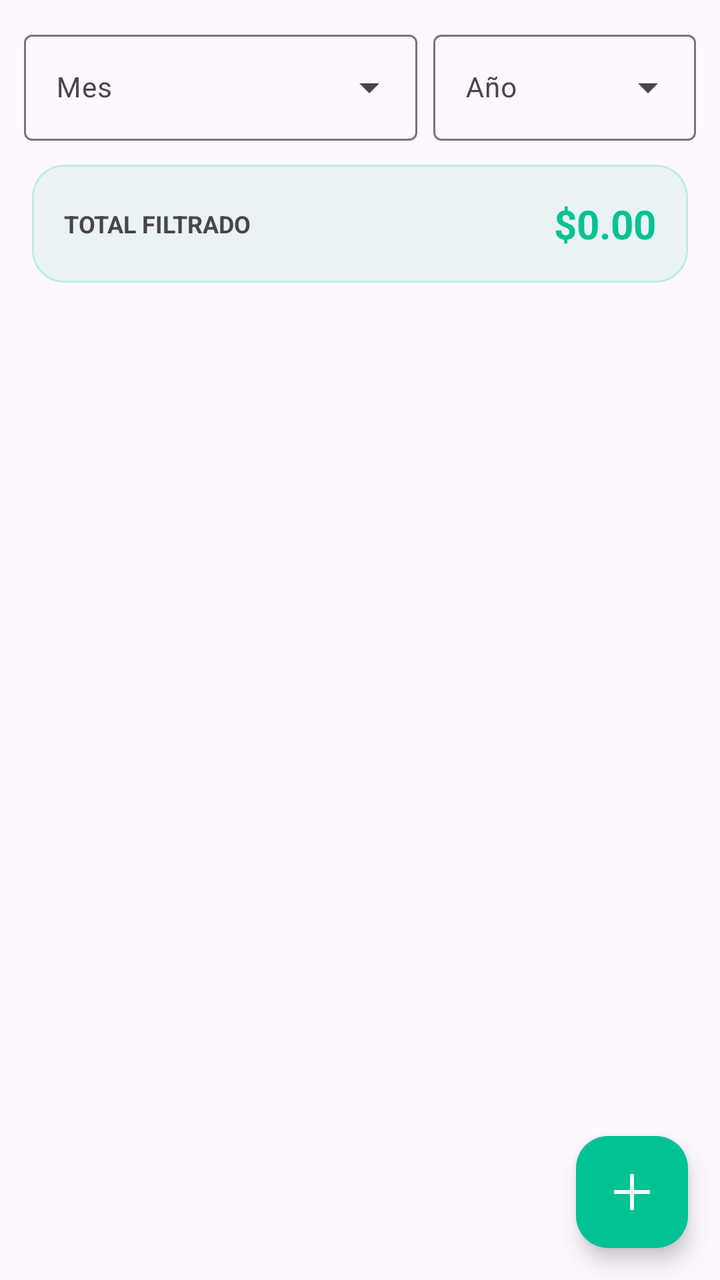
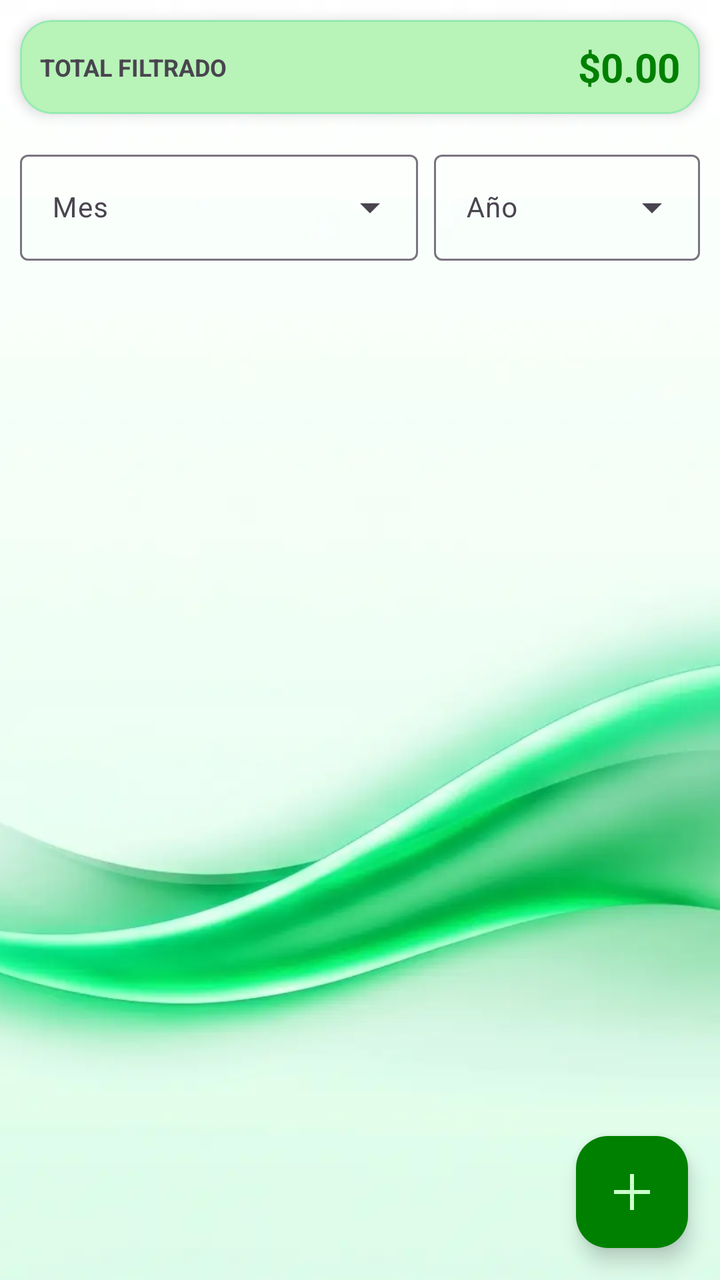

Two renders of the same Android screen: before a commit and after it. Below are the layout's source before the change and the commit's diff.
<!-- AndroidManifest.xml: application theme Theme.MyLittleFinanControl -->
<!-- res/layout/fragment_movimiento.xml -->
<?xml version="1.0" encoding="utf-8"?>
<RelativeLayout xmlns:android="http://schemas.android.com/apk/res/android"
    xmlns:app="http://schemas.android.com/apk/res-auto"
    xmlns:tools="http://schemas.android.com/tools"
    android:layout_width="match_parent"
    android:layout_height="match_parent"
    android:background="?android:attr/colorBackground"
    tools:context=".Fragmentos.FragmentMovimiento">

    
    <LinearLayout
        android:id="@+id/ll_filtros"
        android:layout_width="match_parent"
        android:layout_height="wrap_content"
        android:orientation="horizontal"
        android:padding="12dp"
        android:gravity="center_vertical">

        <com.google.android.material.textfield.TextInputLayout
            style="@style/Widget.Material3.TextInputLayout.OutlinedBox.ExposedDropdownMenu"
            android:layout_width="0dp"
            android:layout_height="wrap_content"
            android:layout_weight="1.5"
            android:layout_marginEnd="8dp"
            android:hint="Mes">
            <AutoCompleteTextView
                android:id="@+id/auto_mes"
                android:layout_width="match_parent"
                android:layout_height="wrap_content"
                android:inputType="none"
                android:textSize="14sp" />
        </com.google.android.material.textfield.TextInputLayout>

        <com.google.android.material.textfield.TextInputLayout
            style="@style/Widget.Material3.TextInputLayout.OutlinedBox.ExposedDropdownMenu"
            android:layout_width="0dp"
            android:layout_height="wrap_content"
            android:layout_weight="1"
            android:hint="Año">
            <AutoCompleteTextView
                android:id="@+id/auto_anio"
                android:layout_width="match_parent"
                android:layout_height="wrap_content"
                android:inputType="none"
                android:textSize="14sp" />
        </com.google.android.material.textfield.TextInputLayout>
    </LinearLayout>

    
    <com.google.android.material.card.MaterialCardView
        android:id="@+id/cv_resumen_mov"
        android:layout_width="match_parent"
        android:layout_height="wrap_content"
        android:layout_below="@id/ll_filtros"
        android:layout_marginHorizontal="16dp"
        android:layout_marginBottom="8dp"
        app:cardCornerRadius="16dp"
        app:cardElevation="0dp"
        app:cardBackgroundColor="#1500C292"
        app:strokeWidth="1dp"
        app:strokeColor="#3000C292">

        <LinearLayout
            android:layout_width="match_parent"
            android:layout_height="wrap_content"
            android:orientation="horizontal"
            android:padding="16dp"
            android:gravity="center_vertical">

            <TextView
                android:layout_width="0dp"
                android:layout_height="wrap_content"
                android:layout_weight="1"
                android:text="TOTAL FILTRADO"
                android:textSize="12sp"
                android:textColor="?attr/colorOnSurfaceVariant"
                android:textStyle="bold" />

            <TextView
                android:id="@+id/tv_total_mov_monto"
                android:layout_width="wrap_content"
                android:layout_height="wrap_content"
                android:text="$0.00"
                android:textSize="20sp"
                android:textColor="@color/primary"
                android:textStyle="bold"/>
        </LinearLayout>
    </com.google.android.material.card.MaterialCardView>

    
    <androidx.recyclerview.widget.RecyclerView
        android:id="@+id/notasRv"
        android:layout_width="match_parent"
        android:layout_height="match_parent"
        android:layout_below="@id/cv_resumen_mov"
        android:clipToPadding="false"
        android:paddingBottom="80dp"
        tools:listitem="@layout/item_movimiento" />

    
    <com.google.android.material.floatingactionbutton.FloatingActionButton
        android:id="@+id/FABAgregarNota"
        android:layout_width="wrap_content"
        android:layout_height="wrap_content"
        android:layout_alignParentEnd="true"
        android:layout_alignParentBottom="true"
        android:layout_margin="16dp"
        android:src="@drawable/ic_add"
        app:backgroundTint="@color/primary"
        app:tint="@color/white" />

</RelativeLayout>
<!-- res/layout/item_movimiento.xml (included above) -->
<?xml version="1.0" encoding="utf-8"?>
<com.google.android.material.card.MaterialCardView
    xmlns:android="http://schemas.android.com/apk/res/android"
    android:layout_width="match_parent"
    android:layout_height="wrap_content"
    xmlns:app="http://schemas.android.com/apk/res-auto"
    app:cardCornerRadius="8dp"
    app:cardElevation="4dp"
    app:cardUseCompatPadding="true">

    <androidx.appcompat.widget.LinearLayoutCompat
        android:layout_width="match_parent"
        android:layout_height="wrap_content"
        android:orientation="vertical"
        android:padding="15dp">

        <RelativeLayout
            android:layout_width="match_parent"
            android:layout_height="wrap_content"
            android:orientation="horizontal"
            android:layout_marginTop="10dp">

            <TextView
                android:id="@+id/item_descripcion"
                android:text="@string/item_descripcion"
                android:textStyle="bold"
                android:layout_marginBottom="10dp"
                android:layout_width="wrap_content"
                android:layout_height="wrap_content"/>

            <ImageView
                android:id="@+id/ivActualizar"
                android:layout_alignParentEnd="true"
                android:src="@drawable/ic_edit"
                app:tint="@color/secondary"
                android:layout_marginEnd="40dp"
                android:layout_width="25dp"
                android:layout_height="25dp"/>

            <ImageView
                android:id="@+id/ivEliminarMov"
                android:layout_alignParentEnd="true"
                android:src="@drawable/ic_delete"
                android:layout_marginEnd="10dp"
                app:tint="@color/secondary"
                android:layout_width="25dp"
                android:layout_height="25dp" />

        </RelativeLayout>

        <TextView
            android:id="@+id/item_valor"
            android:text="@string/item_valor"
            android:textStyle="bold"
            android:layout_marginBottom="10dp"
            android:layout_width="wrap_content"
            android:layout_height="wrap_content"
            android:textColor="@color/primary"/>

        <TextView
            android:id="@+id/item_tipo"
            android:text="@string/item_tipo"
            android:textStyle="bold"
            android:layout_width="wrap_content"
            android:layout_height="wrap_content"
            android:textColor="@color/primary"/>

    </androidx.appcompat.widget.LinearLayoutCompat>

</com.google.android.material.card.MaterialCardView>
<!-- resources referenced by this layout -->
<resources>
  <color name="primary">#00C292</color>
  <color name="secondary">#3A4750</color>
  <color name="white">#FFFFFFFF</color>
  <!-- drawable ic_add (drawable) -->
  <vector xmlns:android="http://schemas.android.com/apk/res/android" android:autoMirrored="true" android:height="24dp" android:tint="#1F4F98" android:viewportHeight="960" android:viewportWidth="960" android:width="24dp">
        
      <path android:fillColor="@android:color/white" android:pathData="M440,840L440,520L120,520L120,440L440,440L440,120L520,120L520,440L840,440L840,520L520,520L520,840L440,840Z"/>
      
  </vector>
  <!-- drawable ic_delete (drawable) -->
  <vector xmlns:android="http://schemas.android.com/apk/res/android" android:autoMirrored="true" android:height="24dp" android:tint="#1F4F98" android:viewportHeight="24" android:viewportWidth="24" android:width="24dp">
        
      <path android:fillColor="@android:color/white" android:pathData="M6,19c0,1.1 0.9,2 2,2h8c1.1,0 2,-0.9 2,-2V7H6v12zM19,4h-3.5l-1,-1h-5l-1,1H5v2h14V4z"/>
      
  </vector>
  <!-- drawable ic_edit (drawable) -->
  <vector xmlns:android="http://schemas.android.com/apk/res/android" android:autoMirrored="true" android:height="24dp" android:tint="#1F4F98" android:viewportHeight="24" android:viewportWidth="24" android:width="24dp">
        
      <path android:fillColor="@android:color/white" android:pathData="M3,17.25V21h3.75L17.81,9.94l-3.75,-3.75L3,17.25zM20.71,7.04c0.39,-0.39 0.39,-1.02 0,-1.41l-2.34,-2.34c-0.39,-0.39 -1.02,-0.39 -1.41,0l-1.83,1.83 3.75,3.75 1.83,-1.83z"/>
      
  </vector>
  <string name="item_descripcion">Descripcion</string>
  <string name="item_tipo">Tipo de registro</string>
  <string name="item_valor">Valor</string>
  <style name="Theme.MyLittleFinanControl" parent="Base.Theme.MyLittleFinanControl" />
  <style name="Base.Theme.MyLittleFinanControl" parent="Theme.Material3.DayNight.NoActionBar">
          
          <item name="colorPrimary">@color/primary</item>
          <item name="colorOnPrimary">@color/white</item>
          <item name="colorSecondary">@color/secondary</item>
          <item name="colorOnSecondary">@color/white</item>
          
          
          <item name="android:windowBackground">@color/background_light</item>
          <item name="colorSurface">@color/background_light</item>
          
          
          <item name="colorError">@color/accent_alerta</item>
          
          
          <item name="android:statusBarColor">@color/background_light</item>
          <item name="android:windowLightStatusBar">true</item>
      </style>
  <color name="background_light">#FAFAFA</color>
  <color name="accent_alerta">#E55555</color>
</resources>

<!-- the commit's change to res/layout/fragment_movimiento.xml (unified diff, before → after) -->
@@ -4,59 +4,25 @@
     xmlns:tools="http://schemas.android.com/tools"
     android:layout_width="match_parent"
     android:layout_height="match_parent"
-    android:background="?android:attr/colorBackground"
     tools:context=".Fragmentos.FragmentMovimiento">
 
-    
-    <LinearLayout
-        android:id="@+id/ll_filtros"
+    <ImageView
+        android:id="@+id/imagenFondo"
         android:layout_width="match_parent"
-        android:layout_height="wrap_content"
-        android:orientation="horizontal"
-        android:padding="12dp"
-        android:gravity="center_vertical">
-
-        <com.google.android.material.textfield.TextInputLayout
-            style="@style/Widget.Material3.TextInputLayout.OutlinedBox.ExposedDropdownMenu"
-            android:layout_width="0dp"
-            android:layout_height="wrap_content"
-            android:layout_weight="1.5"
-            android:layout_marginEnd="8dp"
-            android:hint="Mes">
-            <AutoCompleteTextView
-                android:id="@+id/auto_mes"
-                android:layout_width="match_parent"
-                android:layout_height="wrap_content"
-                android:inputType="none"
-                android:textSize="14sp" />
-        </com.google.android.material.textfield.TextInputLayout>
-
-        <com.google.android.material.textfield.TextInputLayout
-            style="@style/Widget.Material3.TextInputLayout.OutlinedBox.ExposedDropdownMenu"
-            android:layout_width="0dp"
-            android:layout_height="wrap_content"
-            android:layout_weight="1"
-            android:hint="Año">
-            <AutoCompleteTextView
-                android:id="@+id/auto_anio"
-                android:layout_width="match_parent"
-                android:layout_height="wrap_content"
-                android:inputType="none"
-                android:textSize="14sp" />
-        </com.google.android.material.textfield.TextInputLayout>
-    </LinearLayout>
+        android:layout_height="match_parent"
+        android:src="@drawable/background_1_ligth"
+        android:scaleType="centerCrop" />
 
     
     <com.google.android.material.card.MaterialCardView
         android:id="@+id/cv_resumen_mov"
         android:layout_width="match_parent"
         android:layout_height="wrap_content"
-        android:layout_below="@id/ll_filtros"
-        android:layout_marginHorizontal="16dp"
-        android:layout_marginBottom="8dp"
+        android:layout_marginVertical="10dp"
+        android:layout_marginHorizontal="10dp"
         app:cardCornerRadius="16dp"
-        app:cardElevation="0dp"
-        app:cardBackgroundColor="#1500C292"
+        app:cardElevation="4dp"
+        app:cardBackgroundColor="@color/white"
         app:strokeWidth="1dp"
         app:strokeColor="#3000C292">
 
@@ -64,7 +30,7 @@
             android:layout_width="match_parent"
             android:layout_height="wrap_content"
             android:orientation="horizontal"
-            android:padding="16dp"
+            android:padding="10dp"
             android:gravity="center_vertical">
 
             <TextView
@@ -88,13 +54,55 @@
     </com.google.android.material.card.MaterialCardView>
 
     
+    <LinearLayout
+        android:id="@+id/ll_filtros"
+        android:layout_width="match_parent"
+        android:layout_height="wrap_content"
+        android:orientation="horizontal"
+        android:layout_below="@id/cv_resumen_mov"
+        android:layout_marginHorizontal="10dp"
+        android:layout_marginVertical="5dp"
+        android:gravity="center_vertical">
+
+        <com.google.android.material.textfield.TextInputLayout
+            style="@style/Widget.Material3.TextInputLayout.OutlinedBox.ExposedDropdownMenu"
+            android:layout_width="0dp"
+            android:layout_height="wrap_content"
+            android:layout_weight="1.5"
+            android:layout_marginEnd="8dp"
+            android:hint="Mes">
+
+            <AutoCompleteTextView
+                android:id="@+id/auto_mes"
+                android:layout_width="match_parent"
+                android:layout_height="wrap_content"
+                android:inputType="none"
+                android:textSize="14sp" />
+        </com.google.android.material.textfield.TextInputLayout>
+
+        <com.google.android.material.textfield.TextInputLayout
+            style="@style/Widget.Material3.TextInputLayout.OutlinedBox.ExposedDropdownMenu"
+            android:layout_width="0dp"
+            android:layout_height="wrap_content"
+            android:layout_weight="1"
+            android:hint="Año">
+
+            <AutoCompleteTextView
+                android:id="@+id/auto_anio"
+                android:layout_width="match_parent"
+                android:layout_height="wrap_content"
+                android:inputType="none"
+                android:textSize="14sp" />
+        </com.google.android.material.textfield.TextInputLayout>
+    </LinearLayout>
+
+    
     <androidx.recyclerview.widget.RecyclerView
         android:id="@+id/notasRv"
         android:layout_width="match_parent"
         android:layout_height="match_parent"
-        android:layout_below="@id/cv_resumen_mov"
-        android:clipToPadding="false"
-        android:paddingBottom="80dp"
+        android:layout_below="@id/ll_filtros"
+        android:layout_marginHorizontal="5dp"
         tools:listitem="@layout/item_movimiento" />
 
     
@@ -118,8 +126,11 @@
     android:layout_height="wrap_content"
     xmlns:app="http://schemas.android.com/apk/res-auto"
     app:cardCornerRadius="8dp"
-    app:cardElevation="4dp"
-    app:cardUseCompatPadding="true">
+    app:cardElevation="0dp"
+    app:cardUseCompatPadding="true"
+    app:cardBackgroundColor="#CCFFFFFF"
+    app:strokeWidth="1dp"
+    app:strokeColor="@color/black">
 
     <androidx.appcompat.widget.LinearLayoutCompat
         android:layout_width="match_parent"
@@ -131,13 +142,14 @@
             android:layout_width="match_parent"
             android:layout_height="wrap_content"
             android:orientation="horizontal"
-            android:layout_marginTop="10dp">
+            android:layout_marginTop="5dp">
 
             <TextView
                 android:id="@+id/item_descripcion"
                 android:text="@string/item_descripcion"
                 android:textStyle="bold"
                 android:layout_marginBottom="10dp"
+                android:textColor="@color/black"
                 android:layout_width="wrap_content"
                 android:layout_height="wrap_content"/>
 
@@ -145,7 +157,7 @@
                 android:id="@+id/ivActualizar"
                 android:layout_alignParentEnd="true"
                 android:src="@drawable/ic_edit"
-                app:tint="@color/secondary"
+                app:tint="@color/primary"
                 android:layout_marginEnd="40dp"
                 android:layout_width="25dp"
                 android:layout_height="25dp"/>
@@ -155,7 +167,7 @@
                 android:layout_alignParentEnd="true"
                 android:src="@drawable/ic_delete"
                 android:layout_marginEnd="10dp"
-                app:tint="@color/secondary"
+                app:tint="@color/accent_alerta"
                 android:layout_width="25dp"
                 android:layout_height="25dp" />
 
<!-- resource entries referenced after the edit -->
@@ -1,8 +1,9 @@
 <!-- resources referenced by this layout -->
 <resources>
-  <color name="primary">#00C292</color>
-  <color name="secondary">#3A4750</color>
-  <color name="white">#FFFFFFFF</color>
+  <color name="primary">#008000</color>
+  <color name="secondary">#33FF00</color>
+  <color name="white">#CCFFCC</color>
+  <!-- drawable background_1_ligth: webp bitmap (drawable, 18726 bytes) -->
   <!-- drawable ic_add (drawable) -->
   <vector xmlns:android="http://schemas.android.com/apk/res/android" android:autoMirrored="true" android:height="24dp" android:tint="#1F4F98" android:viewportHeight="960" android:viewportWidth="960" android:width="24dp">
         
@@ -43,7 +44,8 @@
           <item name="android:statusBarColor">@color/background_light</item>
           <item name="android:windowLightStatusBar">true</item>
       </style>
-  <color name="background_light">#FAFAFA</color>
+  <color name="background_light">#CCFFCC</color>
   <color name="accent_alerta">#E55555</color>
+  <color name="black">#003300</color>
 </resources>
 
